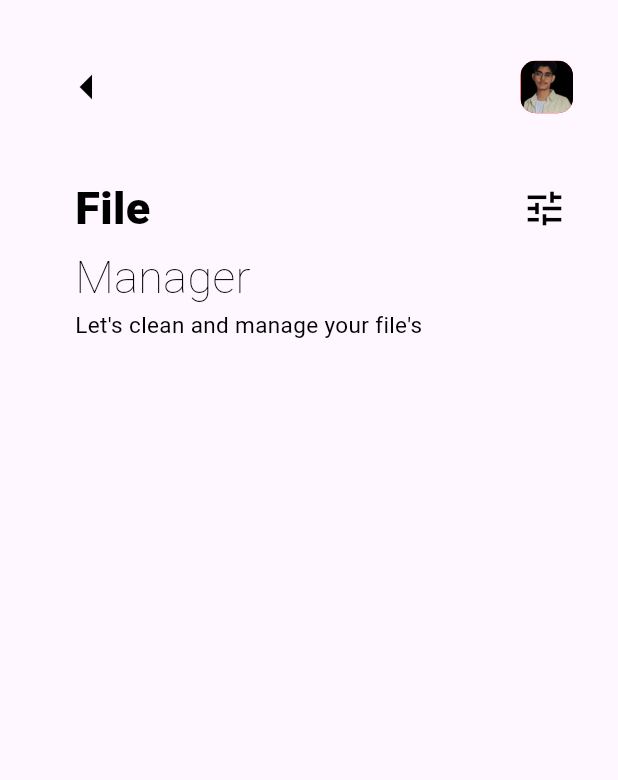
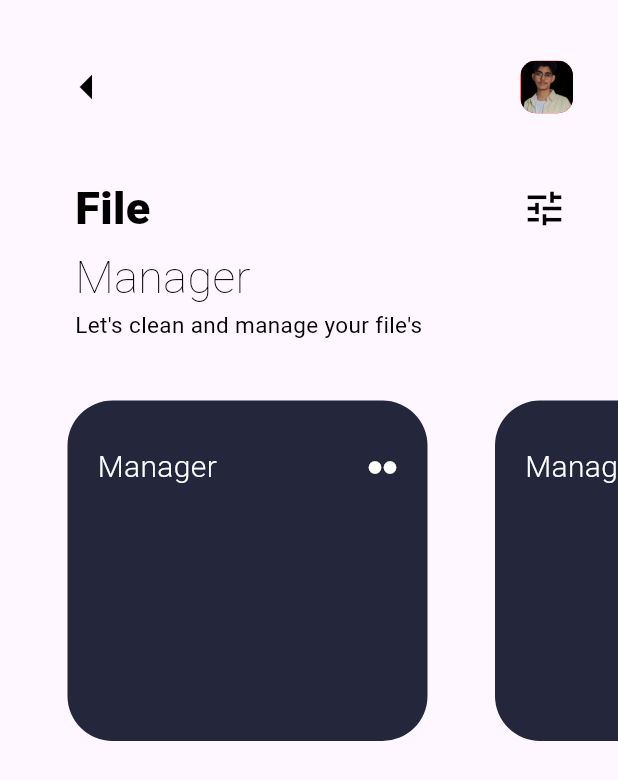
Before and after one commit to Nishantniro/file_manager, a Flutter app: the screen it shows after launch, on a phone screen of 412 x 824 dp. Shown: the top 780 px of the screen. Run offline on Flutter 3.47's test engine with Material 3 defaults, Android fonts, the phone set to English and light mode, and no system bars.

Commit message:
added listview and content

```diff
--- a/lib/myhomepage.dart
+++ b/lib/myhomepage.dart
@@ -1,5 +1,6 @@
 import 'package:file_manager/appbar.dart';
 import 'package:flutter/material.dart';
+import 'package:file_manager/slider.dart';
 
 class Myhomepage extends StatelessWidget {
   const Myhomepage({super.key});
@@ -64,6 +65,7 @@ class Myhomepage extends StatelessWidget {
               ],
             ),
           ),
+          Slide(),
         ],
       ),
     );
--- a/lib/slider.dart
+++ b/lib/slider.dart
@@ -0,0 +1,61 @@
+import 'package:flutter/material.dart';
+
+class Slide extends StatelessWidget {
+  const Slide({super.key});
+
+  @override
+  Widget build(BuildContext context) {
+    return Expanded(
+      child: ListView.builder(
+        padding: EdgeInsets.only(bottom: 330, top: 40, left: 10, right: 0),
+        scrollDirection: Axis.horizontal,
+        itemCount: 5,
+        itemBuilder: (BuildContext context, int index) {
+          return Container(
+            width: 240,
+            padding: EdgeInsets.symmetric(horizontal: 20, vertical: 30),
+            margin: EdgeInsets.only(left: 35, right: 10),
+            decoration: BoxDecoration(
+              color: const Color.fromARGB(255, 36, 38, 60),
+              borderRadius: BorderRadius.circular(30),
+            ),
+            child: Column(
+              crossAxisAlignment: CrossAxisAlignment.start,
+              children: [
+                Row(
+                  mainAxisAlignment: MainAxisAlignment.spaceBetween,
+                  children: [
+                    Text(
+                      "Manager",
+                      style: TextStyle(
+                        color: Colors.white,
+                        fontWeight: FontWeight.w300,
+                        fontSize: 20,
+                      ),
+                    ),
+                    Container(
+                      child: Row(
+                        children: [
+                          Icon(
+                            Icons.circle_rounded,
+                            color: Colors.white,
+                            size: 10,
+                          ),
+                          Icon(
+                            Icons.circle_rounded,
+                            color: Colors.white,
+                            size: 10,
+                          ),
+                        ],
+                      ),
+                    ),
+                  ],
+                ),
+              ],
+            ),
+          );
+        },
+      ),
+    );
+  }
+}
```
